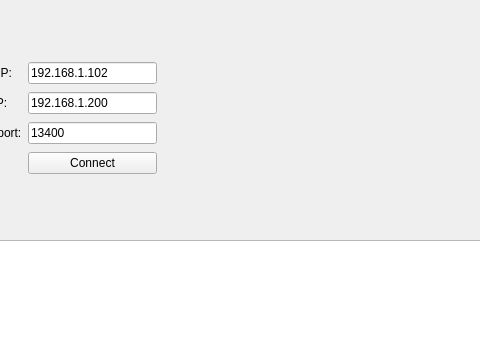
Above: src/win/winMain.ui from onlycalm/litchi before the change; both pictures show x 124 to 604 and y 0 to 362 of the 800 by 600 pixel window. Below: the same form after it.
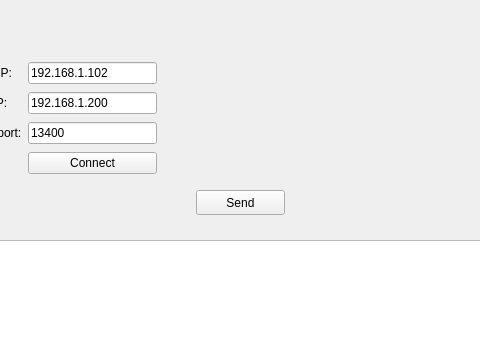
That is the form after the change.

The edit to the form file:
```diff
--- a/src/win/winMain.ui
+++ b/src/win/winMain.ui
@@ -85,6 +85,19 @@
      </rect>
     </property>
    </widget>
+   <widget class="QPushButton" name="pshBtnSnd">
+    <property name="geometry">
+     <rect>
+      <x>320</x>
+      <y>190</y>
+      <width>89</width>
+      <height>25</height>
+     </rect>
+    </property>
+    <property name="text">
+     <string>Send</string>
+    </property>
+   </widget>
   </widget>
   <widget class="QMenuBar" name="menubar">
    <property name="geometry">
```
